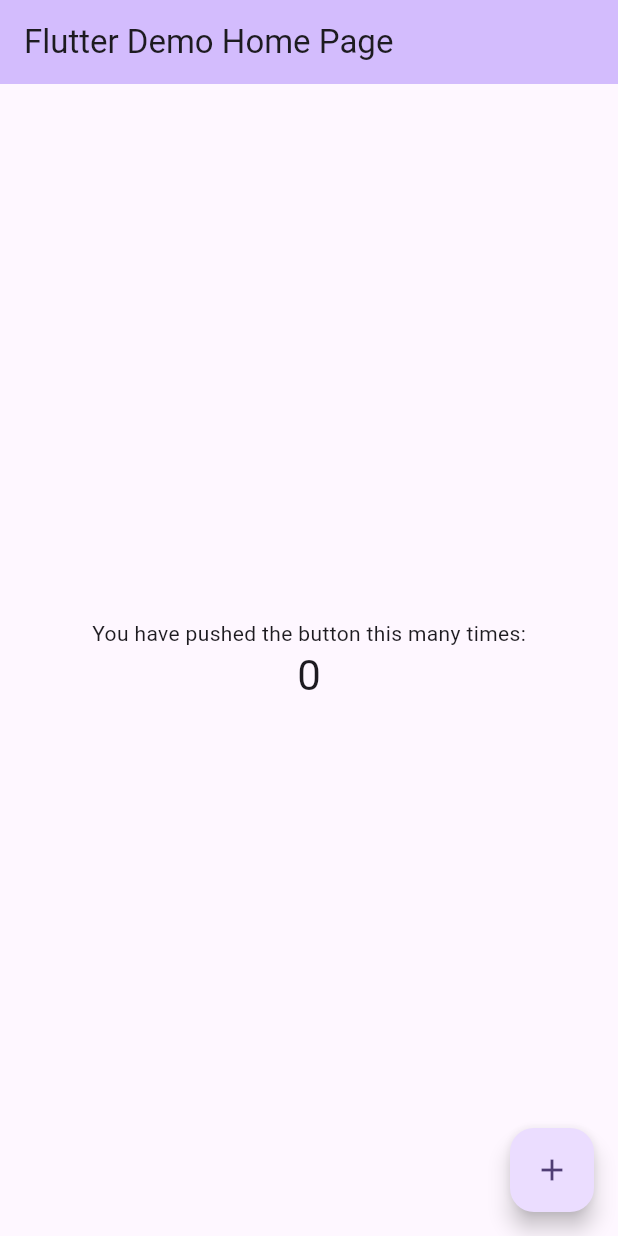
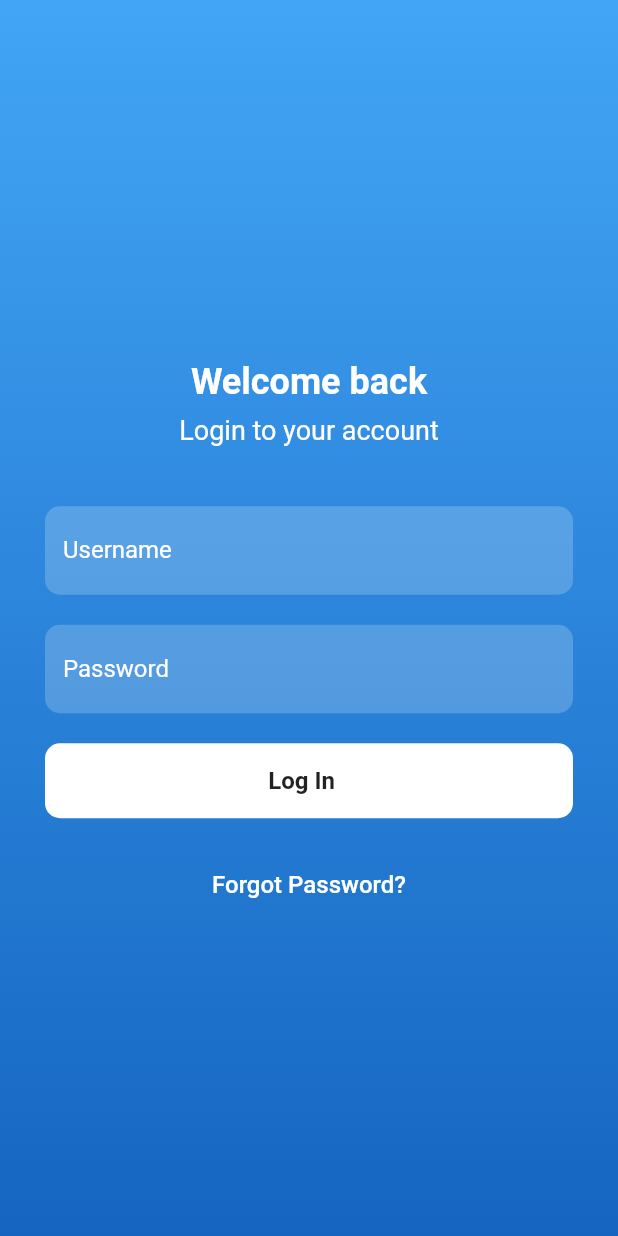
Before and after one commit to ameypte/myapp, a Flutter app: the screen it shows after launch, on a phone screen of 412 x 824 dp. Run offline on Flutter 3.47's test engine with Material 2 defaults, Android fonts, the phone set to English and light mode, and no system bars.

Commit message:
naviagation login_screen.dart addded

```diff
--- a/lib/main.dart
+++ b/lib/main.dart
@@ -1,125 +1,23 @@
 import 'package:flutter/material.dart';
+import 'package:myapp/screens/login_screen.dart';
 
 void main() {
   runApp(const MyApp());
 }
 
 class MyApp extends StatelessWidget {
-  const MyApp({super.key});
+  const MyApp({Key? key}) : super(key: key);
 
-  // This widget is the root of your application.
+
+
   @override
   Widget build(BuildContext context) {
     return MaterialApp(
-      title: 'Flutter Demo',
-      theme: ThemeData(
-        // This is the theme of your application.
-        //
-        // TRY THIS: Try running your application with "flutter run". You'll see
-        // the application has a blue toolbar. Then, without quitting the app,
-        // try changing the seedColor in the colorScheme below to Colors.green
-        // and then invoke "hot reload" (save your changes or press the "hot
-        // reload" button in a Flutter-supported IDE, or press "r" if you used
-        // the command line to start the app).
-        //
-        // Notice that the counter didn't reset back to zero; the application
-        // state is not lost during the reload. To reset the state, use hot
-        // restart instead.
-        //
-        // This works for code too, not just values: Most code changes can be
-        // tested with just a hot reload.
-        colorScheme: ColorScheme.fromSeed(seedColor: Colors.deepPurple),
-        useMaterial3: true,
+     debugShowCheckedModeBanner: false,
+      home: Scaffold(
+
+        body: LoginScreen(),
       ),
-      home: const MyHomePage(title: 'Flutter Demo Home Page'),
     );
   }
 }
-
-class MyHomePage extends StatefulWidget {
-  const MyHomePage({super.key, required this.title});
-
-  // This widget is the home page of your application. It is stateful, meaning
-  // that it has a State object (defined below) that contains fields that affect
-  // how it looks.
-
-  // This class is the configuration for the state. It holds the values (in this
-  // case the title) provided by the parent (in this case the App widget) and
-  // used by the build method of the State. Fields in a Widget subclass are
-  // always marked "final".
-
-  final String title;
-
-  @override
-  State<MyHomePage> createState() => _MyHomePageState();
-}
-
-class _MyHomePageState extends State<MyHomePage> {
-  int _counter = 0;
-
-  void _incrementCounter() {
-    setState(() {
-      // This call to setState tells the Flutter framework that something has
-      // changed in this State, which causes it to rerun the build method below
-      // so that the display can reflect the updated values. If we changed
-      // _counter without calling setState(), then the build method would not be
-      // called again, and so nothing would appear to happen.
-      _counter++;
-    });
-  }
-
-  @override
-  Widget build(BuildContext context) {
-    // This method is rerun every time setState is called, for instance as done
-    // by the _incrementCounter method above.
-    //
-    // The Flutter framework has been optimized to make rerunning build methods
-    // fast, so that you can just rebuild anything that needs updating rather
-    // than having to individually change instances of widgets.
-    return Scaffold(
-      appBar: AppBar(
-        // TRY THIS: Try changing the color here to a specific color (to
-        // Colors.amber, perhaps?) and trigger a hot reload to see the AppBar
-        // change color while the other colors stay the same.
-        backgroundColor: Theme.of(context).colorScheme.inversePrimary,
-        // Here we take the value from the MyHomePage object that was created by
-        // the App.build method, and use it to set our appbar title.
-        title: Text(widget.title),
-      ),
-      body: Center(
-        // Center is a layout widget. It takes a single child and positions it
-        // in the middle of the parent.
-        child: Column(
-          // Column is also a layout widget. It takes a list of children and
-          // arranges them vertically. By default, it sizes itself to fit its
-          // children horizontally, and tries to be as tall as its parent.
-          //
-          // Column has various properties to control how it sizes itself and
-          // how it positions its children. Here we use mainAxisAlignment to
-          // center the children vertically; the main axis here is the vertical
-          // axis because Columns are vertical (the cross axis would be
-          // horizontal).
-          //
-          // TRY THIS: Invoke "debug painting" (choose the "Toggle Debug Paint"
-          // action in the IDE, or press "p" in the console), to see the
-          // wireframe for each widget.
-          mainAxisAlignment: MainAxisAlignment.center,
-          children: <Widget>[
-            const Text(
-              'You have pushed the button this many times:',
-            ),
-            Text(
-              '$_counter',
-              style: Theme.of(context).textTheme.headlineMedium,
-            ),
-          ],
-        ),
-      ),
-      floatingActionButton: FloatingActionButton(
-        onPressed: _incrementCounter,
-        tooltip: 'Increment',
-        child: const Icon(Icons.add),
-      ), // This trailing comma makes auto-formatting nicer for build methods.
-    );
-  }
-}
--- /dev/null
+++ b/lib/screens/login_screen.dart
@@ -0,0 +1,177 @@
+import 'package:flutter/material.dart';
+import 'package:myapp/screens/dashboard/dashboard_screen.dart';
+
+class LoginScreen extends StatefulWidget {
+  const LoginScreen({Key? key}) : super(key: key);
+
+  @override
+  _LoginScreenState createState() => _LoginScreenState();
+}
+
+class _LoginScreenState extends State<LoginScreen>
+    with SingleTickerProviderStateMixin {
+  late AnimationController _animationController;
+  late Animation<double> _opacityAnimation;
+  late Animation<double> _scaleAnimation;
+
+  @override
+  void initState() {
+    super.initState();
+    _animationController = AnimationController(
+      duration: const Duration(milliseconds: 1000),
+      vsync: this,
+    );
+    _opacityAnimation = Tween<double>(begin: 0.0, end: 1.0).animate(
+      CurvedAnimation(
+        parent: _animationController,
+        curve: const Interval(0.3, 1.0, curve: Curves.easeInOut),
+      ),
+    );
+    _scaleAnimation = Tween<double>(begin: 0.5, end: 1.0).animate(
+      CurvedAnimation(
+        parent: _animationController,
+        curve: const Interval(0.5, 1.0, curve: Curves.easeInOut),
+      ),
+    );
+    _animationController.forward();
+  }
+
+  @override
+  void dispose() {
+    _animationController.dispose();
+    super.dispose();
+  }
+
+  void _loginButtonPressed() {
+    // TODO: Implement login functionality
+    // After successful login, navigate to the DashboardScreen
+    Navigator.pushReplacement(
+      context,
+      MaterialPageRoute(builder: (context) => DashboardScreen()),
+    );
+  }
+
+  @override
+  Widget build(BuildContext context) {
+    return AnimatedBuilder(
+      animation: _animationController,
+      builder: (BuildContext context, Widget? child) {
+        return Opacity(
+          opacity: _opacityAnimation.value,
+          child: Transform.scale(
+            scale: _scaleAnimation.value,
+            child: child,
+          ),
+        );
+      },
+      child: _buildLoginScreen(),
+    );
+  }
+
+  Widget _buildLoginScreen() {
+    return Scaffold(
+      body: Container(
+        decoration: BoxDecoration(
+          gradient: LinearGradient(
+            colors: [Colors.blue.shade400, Colors.blue.shade800],
+            begin: Alignment.topCenter,
+            end: Alignment.bottomCenter,
+          ),
+        ),
+        child: SafeArea(
+          child: Padding(
+            padding: const EdgeInsets.symmetric(horizontal: 30.0),
+            child: Column(
+              mainAxisAlignment: MainAxisAlignment.center,
+              children: [
+                const SizedBox(height: 30),
+                const Text(
+                  'Welcome back',
+                  style: TextStyle(
+                    fontSize: 24,
+                    color: Colors.white,
+                    fontWeight: FontWeight.bold,
+                  ),
+                ),
+                const SizedBox(height: 8),
+                const Text(
+                  'Login to your account',
+                  style: TextStyle(
+                    fontSize: 18,
+                    color: Colors.white,
+                  ),
+                ),
+                const SizedBox(height: 40),
+                TextFormField(
+                  style: const TextStyle(color: Colors.white),
+                  decoration: InputDecoration(
+                    filled: true,
+                    fillColor: Colors.white.withOpacity(0.2),
+                    labelText: 'Username',
+                    labelStyle: TextStyle(color: Colors.white),
+                    border: OutlineInputBorder(
+                      borderRadius: BorderRadius.circular(10.0),
+                      borderSide: BorderSide.none,
+                    ),
+                  ),
+                ),
+                const SizedBox(height: 20),
+                TextFormField(
+                  style: const TextStyle(color: Colors.white),
+                  decoration: InputDecoration(
+                    filled: true,
+                    fillColor: Colors.white.withOpacity(0.2),
+                    labelText: 'Password',
+                    labelStyle: TextStyle(color: Colors.white),
+                    border: OutlineInputBorder(
+                      borderRadius: BorderRadius.circular(10.0),
+                      borderSide: BorderSide.none,
+                    ),
+                  ),
+                  obscureText: true,
+                ),
+                const SizedBox(height: 20),
+                InkWell(
+                  onTap: _loginButtonPressed,
+                  child: Container(
+                    height: 50,
+                    decoration: BoxDecoration(
+                      color: Colors.white,
+                      borderRadius: BorderRadius.circular(10.0),
+                    ),
+                    child: Row(
+                      mainAxisAlignment: MainAxisAlignment.center,
+                      children: const [
+                        Text(
+                          'Log In',
+                          style: TextStyle(
+                            fontSize: 16,
+                            fontWeight: FontWeight.bold,
+                          ),
+                        ),
+                        SizedBox(width: 10),
+                      ],
+                    ),
+                  ),
+                ),
+                const SizedBox(height: 20),
+                TextButton(
+                  onPressed: () {
+                    // TODO: Implement forgot password functionality
+                  },
+                  child: const Text(
+                    'Forgot Password?',
+                    style: TextStyle(
+                      fontSize: 16,
+                      color: Colors.white,
+                    ),
+                  ),
+                ),
+              ],
+            ),
+          ),
+        ),
+      ),
+    );
+  }
+}
--- a/pubspec.yaml
+++ b/pubspec.yaml
@@ -34,7 +34,9 @@ dependencies:
 
   # The following adds the Cupertino Icons font to your application.
   # Use with the CupertinoIcons class for iOS style icons.
-  cupertino_icons: ^1.0.2
+  cupertino_icons: ^1.0.5
+animated_bottom_navigation_bar: ^1.2.0
+
 
 dev_dependencies:
   flutter_test:
@@ -45,7 +47,7 @@ dev_dependencies:
   # activated in the `analysis_options.yaml` file located at the root of your
   # package. See that file for information about deactivating specific lint
   # rules and activating additional ones.
-  flutter_lints: ^2.0.0
+  flutter_lints: ^2.0.2
 
 # For information on the generic Dart part of this file, see the
 # following page: https://dart.dev/tools/pub/pubspec
```
Also changed, not shown: lib/screens/dashboard/dashboard_screen.dart (added, +103 -0 lines), lib/screens/dashboard/home_screen.dart (added, +20 -0 lines), lib/screens/dashboard/king_screen.dart (added, +20 -0 lines), lib/screens/dashboard/profile_screen.dart (added, +266 -0 lines), lib/screens/dashboard/rank_screen.dart (added, +20 -0 lines), lib/screens/dashboard/wallet_screen.dart (added, +20 -0 lines), lib/assets/bull.png (added), lib/assets/tree.png (added).
